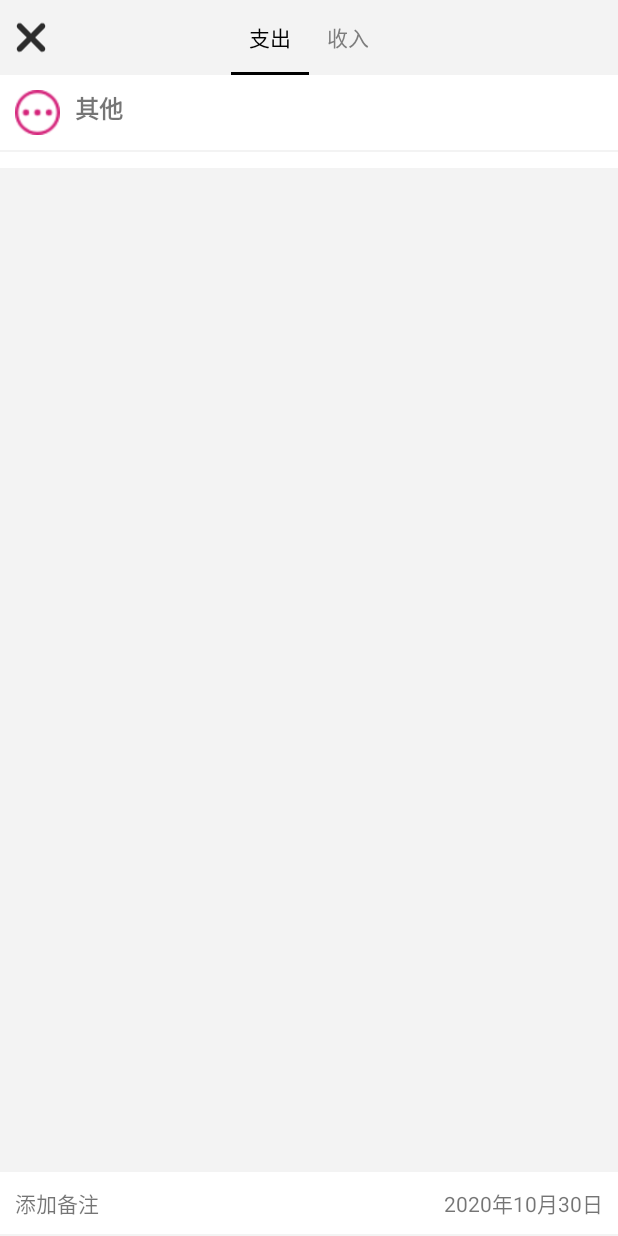
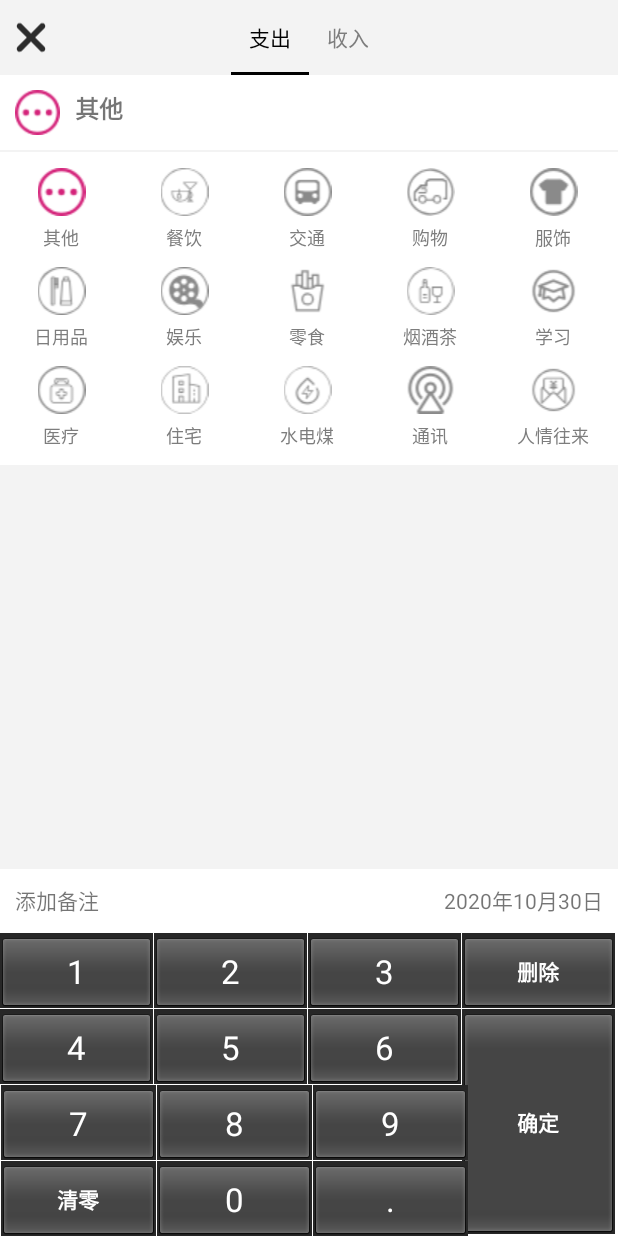
Before and after one commit to Timorcc/tally_-, an Android app: the screen it shows after launch (RecordActivity), after a tap on "记一笔...", on a phone screen of 412 x 824 dp. Run offline under Robolectric (Android 15) with nearby library versions, the phone set to English and light mode, and no system bars.

Commit message:
p7 finished

```diff
--- a/app/src/main/AndroidManifest.xml
+++ b/app/src/main/AndroidManifest.xml
@@ -3,6 +3,7 @@
     package="com.example.tally">
 
     <application
+        android:name=".UnitApp"
         android:allowBackup="true"
         android:icon="@mipmap/ic_launcher"
         android:label="@string/app_name"
--- /dev/null
+++ b/app/src/main/java/com/example/tally/UnitApp.java
@@ -0,0 +1,16 @@
+package com.example.tally;
+
+import android.app.Application;
+
+import com.example.tally.db.DBManager;
+
+/*
+ * 表示全局应用类*/
+public class UnitApp extends Application {
+    @Override
+    public void onCreate() {
+        super.onCreate();
+        //初始化数据库
+        DBManager.initDB(getApplicationContext());
+    }
+}
--- /dev/null
+++ b/app/src/main/java/com/example/tally/db/DBManager.java
@@ -0,0 +1,45 @@
+package com.example.tally.db;
+
+import android.content.Context;
+import android.database.Cursor;
+import android.database.sqlite.SQLiteDatabase;
+
+import java.util.ArrayList;
+import java.util.List;
+
+/*
+ * 负责管理数据库的类，主要对于表的内容操作，crud
+ * */
+public class DBManager {
+
+    private static SQLiteDatabase db;
+
+    //初始化数据库对象
+    public static void initDB(Context context) {
+
+        DBOpenHelper helper = new DBOpenHelper(context);//得到帮助类对象
+        db = helper.getWritableDatabase();              //得到数据库对象
+    }
+    /*
+     * 读取数据库数据，写入内存
+     * kind 表示收入或者支出
+     */
+
+    public static List<TypeBean> getTypeList(int kind) {
+        List<TypeBean> list = new ArrayList<>();
+        //读取表中的数据
+        String sql = "select * from typetb where kind = " + kind;
+        Cursor cursor = db.rawQuery(sql, null);
+        //循环读取游标内容，存到对象中
+        while (cursor.moveToNext()) {
+            String typename = cursor.getString(cursor.getColumnIndex("typename"));
+            int imageId = cursor.getInt(cursor.getColumnIndex("imageId"));
+            int sImageId = cursor.getInt(cursor.getColumnIndex("sImageId"));
+            int kind1 = cursor.getInt(cursor.getColumnIndex("kind"));
+            int id = cursor.getInt(cursor.getColumnIndex("id"));
+            TypeBean typeBean = new TypeBean(id, typename, imageId, sImageId, kind1);
+            list.add(typeBean);
+        }
+        return list;
+    }
+}
--- /dev/null
+++ b/app/src/main/java/com/example/tally/db/DBOpenHelper.java
@@ -0,0 +1,63 @@
+package com.example.tally.db;
+
+import android.content.Context;
+import android.database.sqlite.SQLiteDatabase;
+import android.database.sqlite.SQLiteOpenHelper;
+
+import androidx.annotation.Nullable;
+
+import com.example.tally.R;
+
+public class DBOpenHelper extends SQLiteOpenHelper {
+    public DBOpenHelper(@Nullable Context context) {
+        super(context, "tall.db", null, 1);
+    }
+
+    //创建数据库的方法，只有项目第一次运行时，会被调用
+    @Override
+    public void onCreate(SQLiteDatabase db) {
+        //创建表示类型的表
+        String sql = "create table typetb(id integer primary key autoincrement ,typename varchar(10),imageId integer,sImageId integer,kind integer)";
+        db.execSQL(sql);
+        insertType(db);
+
+    }
+
+    private void insertType(SQLiteDatabase db) {
+        //向typetb表中插入元素
+        String sql = "insert into typetb (typename,imageId,sImageId,kind) values (?,?,?,?)";
+        db.execSQL(sql, new Object[]{"其他", R.mipmap.ic_qita, R.mipmap.ic_qita_fs, 0});
+        db.execSQL(sql, new Object[]{"餐饮", R.mipmap.ic_canyin, R.mipmap.ic_canyin_fs, 0});
+        db.execSQL(sql, new Object[]{"交通", R.mipmap.ic_jiaotong, R.mipmap.ic_jiaotong_fs, 0});
+        db.execSQL(sql, new Object[]{"购物", R.mipmap.ic_gouwu, R.mipmap.ic_gouwu_fs, 0});
+        db.execSQL(sql, new Object[]{"服饰", R.mipmap.ic_fushi, R.mipmap.ic_fushi_fs, 0});
+        db.execSQL(sql, new Object[]{"日用品", R.mipmap.ic_riyongpin, R.mipmap.ic_riyongpin_fs, 0});
+        db.execSQL(sql, new Object[]{"娱乐", R.mipmap.ic_yule, R.mipmap.ic_yule_fs, 0});
+        db.execSQL(sql, new Object[]{"零食", R.mipmap.ic_lingshi, R.mipmap.ic_lingshi_fs, 0});
+        db.execSQL(sql, new Object[]{"烟酒茶", R.mipmap.ic_yanjiu, R.mipmap.ic_yanjiu_fs, 0});
+        db.execSQL(sql, new Object[]{"学习", R.mipmap.ic_xuexi, R.mipmap.ic_xuexi_fs, 0});
+        db.execSQL(sql, new Object[]{"医疗", R.mipmap.ic_yiliao, R.mipmap.ic_yiliao_fs, 0});
+        db.execSQL(sql, new Object[]{"住宅", R.mipmap.ic_zhufang, R.mipmap.ic_zhufang_fs, 0});
+        db.execSQL(sql, new Object[]{"水电煤", R.mipmap.ic_shuidianfei, R.mipmap.ic_shuidianfei_fs, 0});
+        db.execSQL(sql, new Object[]{"通讯", R.mipmap.ic_tongxun, R.mipmap.ic_tongxun_fs, 0});
+        db.execSQL(sql, new Object[]{"人情往来", R.mipmap.ic_renqingwanglai, R.mipmap.ic_renqingwanglai_fs, 0});
+
+        db.execSQL(sql, new Object[]{"其他", R.mipmap.in_qt, R.mipmap.in_qt_fs, 1});
+        db.execSQL(sql, new Object[]{"薪资", R.mipmap.in_xinzi, R.mipmap.in_xinzi_fs, 1});
+        db.execSQL(sql, new Object[]{"奖金", R.mipmap.in_jiangjin, R.mipmap.in_jiangjin_fs, 1});
+        db.execSQL(sql, new Object[]{"借入", R.mipmap.in_jieru, R.mipmap.in_jieru_fs, 1});
+        db.execSQL(sql, new Object[]{"收债", R.mipmap.in_shouzhai, R.mipmap.in_shouzhai_fs, 1});
+        db.execSQL(sql, new Object[]{"利息收入", R.mipmap.in_lixifuji, R.mipmap.in_lixifuji_fs, 1});
+        db.execSQL(sql, new Object[]{"投资回报", R.mipmap.in_touzi, R.mipmap.in_touzi_fs, 1});
+        db.execSQL(sql, new Object[]{"二手交易", R.mipmap.in_ershoushebei, R.mipmap.in_ershoushebei_fs, 1});
+        db.execSQL(sql, new Object[]{"意外所得", R.mipmap.in_yiwai, R.mipmap.in_yiwai_fs, 1});
+
+
+    }
+
+    //数据库版本在更新时发生改变调用
+    @Override
+    public void onUpgrade(SQLiteDatabase db, int oldVersion, int newVersion) {
+
+    }
+}
--- /dev/null
+++ b/app/src/main/java/com/example/tally/db/TypeBean.java
@@ -0,0 +1,63 @@
+package com.example.tally.db;
+
+/*
+ * 表示收入或者支出具体类型的类
+ * */
+public class TypeBean {
+    int id;
+    String typename;    //类型名称
+    int imageId;        //未被选中图片id
+    int sImageId;       //被选中图片id
+    int kind;           //收入 -1  支出 -0
+
+    public TypeBean() {
+    }
+
+    public TypeBean(int id, String typename, int imageId, int sImageId, int kind) {
+        this.id = id;
+        this.typename = typename;
+        this.imageId = imageId;
+        this.sImageId = sImageId;
+        this.kind = kind;
+    }
+
+    public int getId() {
+        return id;
+    }
+
+    public void setId(int id) {
+        this.id = id;
+    }
+
+    public String getTypename() {
+        return typename;
+    }
+
+    public void setTypename(String typename) {
+        this.typename = typename;
+    }
+
+    public int getImageId() {
+        return imageId;
+    }
+
+    public void setImageId(int imageId) {
+        this.imageId = imageId;
+    }
+
+    public int getsImageId() {
+        return sImageId;
+    }
+
+    public void setsImageId(int sImageId) {
+        this.sImageId = sImageId;
+    }
+
+    public int getKind() {
+        return kind;
+    }
+
+    public void setKind(int kind) {
+        this.kind = kind;
+    }
+}
--- a/app/src/main/java/com/example/tally/frag_record/OutcomeFragment.java
+++ b/app/src/main/java/com/example/tally/frag_record/OutcomeFragment.java
@@ -1,6 +1,7 @@
 package com.example.tally.frag_record;
 
 
+import android.inputmethodservice.KeyboardView;
 import android.os.Bundle;
 
 import androidx.fragment.app.Fragment;
@@ -8,25 +9,97 @@ import androidx.fragment.app.Fragment;
 import android.view.LayoutInflater;
 import android.view.View;
 import android.view.ViewGroup;
+import android.widget.AdapterView;
+import android.widget.EditText;
+import android.widget.GridView;
+import android.widget.ImageView;
+import android.widget.TextView;
 
 import com.example.tally.R;
+import com.example.tally.db.DBManager;
+import com.example.tally.db.TypeBean;
+import com.example.tally.utils.KeyBoardUtils;
+
+import java.util.ArrayList;
+import java.util.List;
 
 /**
- * A simple {@link Fragment} subclass.
+ * 记录页面当中的支出模块
  */
 public class OutcomeFragment extends Fragment {
 
-
-    public OutcomeFragment() {
-        // Required empty public constructor
-    }
+    KeyboardView keyboardView;
+    EditText moneyEt;
+    ImageView typeIv;
+    TextView typeTv, beizhuTv, timeTv;
+    GridView typeGv;
+    List<TypeBean> typeList;
+    private TypeBaseAdapter adapter;
 
 
     @Override
     public View onCreateView(LayoutInflater inflater, ViewGroup container,
                              Bundle savedInstanceState) {
         // Inflate the layout for this fragment
-        return inflater.inflate(R.layout.fragment_outcome, container, false);
+        View view = inflater.inflate(R.layout.fragment_outcome, container, false);
+        initView(view);
+        //给GridView填充数据的方法
+        loadDataToGV();
+        //设置GridView点击事件
+        setGVListener();
+        return view;
+    }
+
+    //设置GridView点击事件
+    private void setGVListener() {
+        typeGv.setOnItemClickListener(new AdapterView.OnItemClickListener() {
+            @Override
+            public void onItemClick(AdapterView<?> parent, View view, int position, long id) {
+                adapter.selectPos = position;
+                //提示绘制发生了变化
+                adapter.notifyDataSetInvalidated();
+                //修改上边的文字和图片
+                TypeBean typeBean = typeList.get(position);
+                String typename = typeBean.getTypename();
+                typeTv.setText(typename);
+                int imageId = typeBean.getsImageId();
+                typeIv.setImageResource(imageId);
+            }
+        });
+
+    }
+
+    //给GridView填充数据的方法
+    private void loadDataToGV() {
+        typeList = new ArrayList<>();
+        adapter = new TypeBaseAdapter(getContext(), typeList);
+        typeGv.setAdapter(adapter);
+        //获取数据库中数据
+        List<TypeBean> outList = DBManager.getTypeList(0);
+        typeList.addAll(outList);
+        adapter.notifyDataSetChanged();
+    }
+
+    private void initView(View view) {
+        keyboardView = view.findViewById(R.id.frag_record_keyboard);
+        moneyEt = view.findViewById(R.id.frag_record_et_money);
+        typeIv = view.findViewById(R.id.frag_record_iv);
+        typeGv = view.findViewById(R.id.frag_record_gv);
+        typeTv = view.findViewById(R.id.frag_record_tv_type);
+        beizhuTv = view.findViewById(R.id.frag_record_tv_beizhu);
+        timeTv = view.findViewById(R.id.frag_record_tv_time);
+        //显示自定义键盘
+        KeyBoardUtils keyBoardUtils = new KeyBoardUtils(keyboardView, moneyEt);
+        keyBoardUtils.showKeyboard();
+        //设置接口，监听确定按钮被点击了
+        keyBoardUtils.setOnEnsureListener(new KeyBoardUtils.OnEnsureListener() {
+            @Override
+            public void onEnsure() {
+                //点击了确定按钮
+                //获取记录的信息，保存在数据库中
+                //返回上一级页面
+            }
+        });
     }
 
 }
--- /dev/null
+++ b/app/src/main/java/com/example/tally/frag_record/TypeBaseAdapter.java
@@ -0,0 +1,62 @@
+package com.example.tally.frag_record;
+
+import android.content.Context;
+import android.view.LayoutInflater;
+import android.view.View;
+import android.view.ViewGroup;
+import android.widget.BaseAdapter;
+import android.widget.ImageView;
+import android.widget.TextView;
+
+import com.example.tally.R;
+import com.example.tally.db.TypeBean;
+
+import java.util.List;
+
+public class TypeBaseAdapter extends BaseAdapter {
+    Context context;//所在的Activity
+    List<TypeBean> mDates;
+
+    int selectPos = 0;//本次点击位置
+
+    public TypeBaseAdapter(Context context, List<TypeBean> mDates) {
+        this.context = context;
+        this.mDates = mDates;
+    }
+
+    @Override
+    public int getCount() {
+        return mDates.size();
+    }
+
+    @Override
+    public Object getItem(int position) {
+        return mDates.get(position);
+    }
+
+    @Override
+    public long getItemId(int position) {
+        return position;
+    }
+
+    //这个适配器不考虑复用，所有item都显示在界面上，不会因为滑动消失，所以没有多余的converView ，所以不复写
+    @Override
+    public View getView(int position, View convertView, ViewGroup parent) {
+
+        convertView = LayoutInflater.from(context).inflate(R.layout.item_recordfrag_gv, parent, false);
+        //查找布局控件
+        ImageView iv = convertView.findViewById(R.id.item_recordfrag_iv);
+        TextView tv = convertView.findViewById(R.id.item_recordfrag_tv);
+
+        //获取指定位置数据元
+        TypeBean typeBean = mDates.get(position);
+        tv.setText(typeBean.getTypename());
+        //判断当前位置是否为选择位置，是为带颜色的图片，否为不带颜色
+        if (selectPos == position) {
+            iv.setImageResource(typeBean.getsImageId());
+        } else {
+            iv.setImageResource(typeBean.getImageId());
+        }
+        return convertView;
+    }
+}
--- a/app/src/main/res/layout/fragment_outcome.xml
+++ b/app/src/main/res/layout/fragment_outcome.xml
@@ -62,12 +62,12 @@
         android:layout_width="match_parent"
         android:layout_height="wrap_content"
         android:layout_alignParentBottom="true"
-        android:background="@color/grey_f3f3f3"
+        android:background="@color/white"
         android:focusable="true"
         android:focusableInTouchMode="true"
-        android:keyTextColor="@color/black"
+        android:keyTextColor="@color/white"
         android:paddingTop="1dp"
-        android:shadowColor="@color/white"
+        android:shadowColor="@color/grey_7D7D7D"
         android:shadowRadius="0.0" />
 
     <RelativeLayout
--- /dev/null
+++ b/app/src/main/res/layout/item_recordfrag_gv.xml
@@ -0,0 +1,23 @@
+<?xml version="1.0" encoding="utf-8"?>
+<LinearLayout xmlns:android="http://schemas.android.com/apk/res/android"
+    android:layout_width="match_parent"
+    android:layout_height="match_parent"
+    android:orientation="vertical"
+    android:padding="5dp">
+
+    <ImageView
+        android:id="@+id/item_recordfrag_iv"
+        android:layout_width="match_parent"
+        android:layout_height="wrap_content"
+        android:src="@mipmap/ic_qita_fs" />
+
+    <TextView
+        android:id="@+id/item_recordfrag_tv"
+        android:layout_width="match_parent"
+        android:layout_height="wrap_content"
+        android:layout_marginTop="5dp"
+        android:gravity="center"
+        android:text="其他"
+        android:textColor="@color/grey_7D7D7D"
+        android:textSize="12sp" />
+</LinearLayout>
```
Also changed, not shown: build.gradle (+12 -2 lines), gradle/wrapper/gradle-wrapper.properties.
